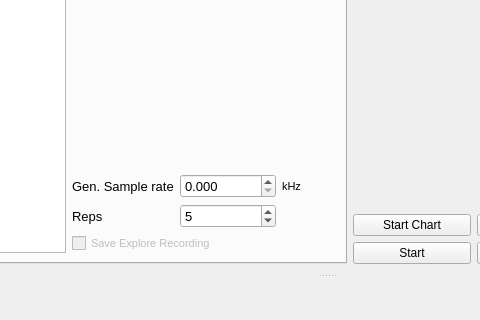
Above: spikeylab/main/main_control.ui from portfors-lab/sparkle before the change; both pictures show x 218 to 698 and y 365 to 685 of the 1089 by 685 pixel window. Below: the same form after it.
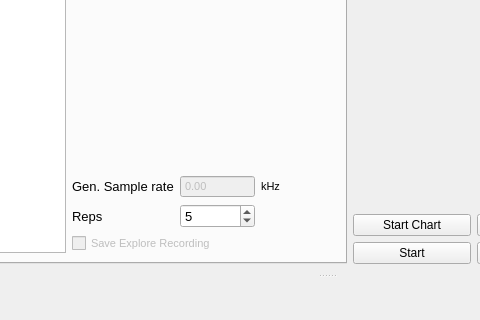
That is the form after the change. Custom widgets are drawn as their Qt base class.

What changed in the file:
```diff
--- a/spikeylab/main/main_control.ui
+++ b/spikeylab/main/main_control.ui
@@ -172,21 +172,6 @@
                 </property>
                </widget>
               </item>
-              <item row="0" column="1">
-               <widget class="SmartSpinBox" name="aosr_spnbx">
-                <property name="font">
-                 <font>
-                  <pointsize>10</pointsize>
-                 </font>
-                </property>
-                <property name="decimals">
-                 <number>3</number>
-                </property>
-                <property name="maximum">
-                 <double>500000.000000000000000</double>
-                </property>
-               </widget>
-              </item>
               <item row="2" column="0" colspan="2">
                <widget class="QCheckBox" name="save_explore_ckbx">
                 <property name="enabled">
@@ -209,6 +194,19 @@
                 </property>
                </widget>
               </item>
+              <item row="0" column="1">
+               <widget class="SmartSpinBox" name="aosr_spnbx">
+                <property name="enabled">
+                 <bool>false</bool>
+                </property>
+                <property name="toolTip">
+                 <string extracomment="You can't change this"/>
+                </property>
+                <property name="buttonSymbols">
+                 <enum>QAbstractSpinBox::NoButtons</enum>
+                </property>
+               </widget>
+              </item>
              </layout>
             </item>
            </layout>
```
Left out of the diff: 23 changed lines with no effect on the pictures.
